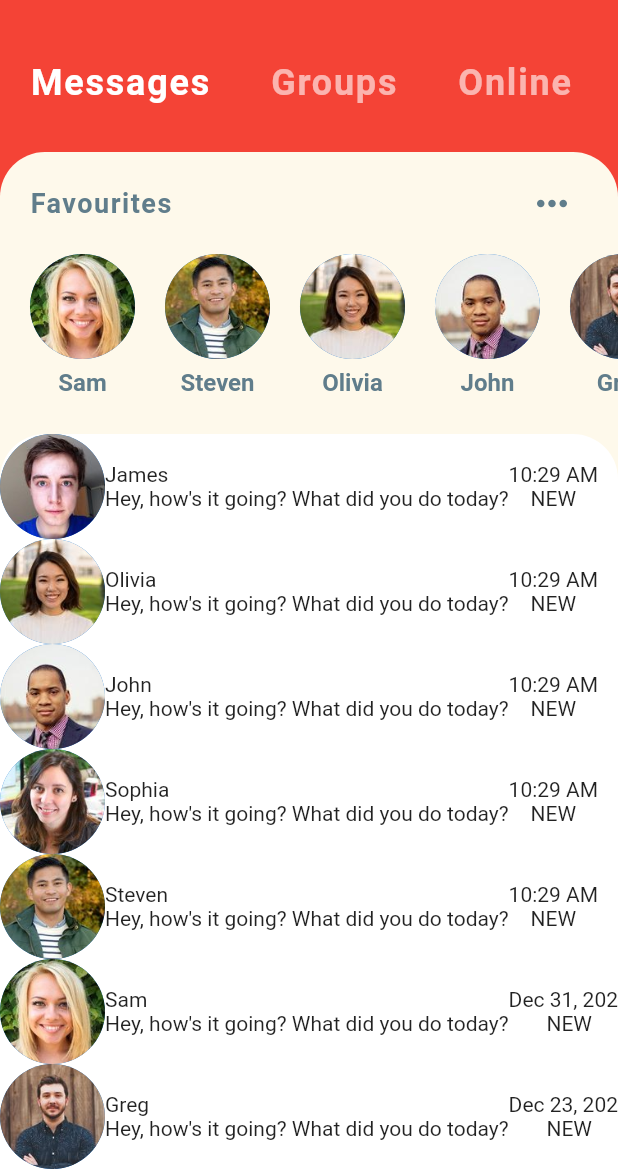
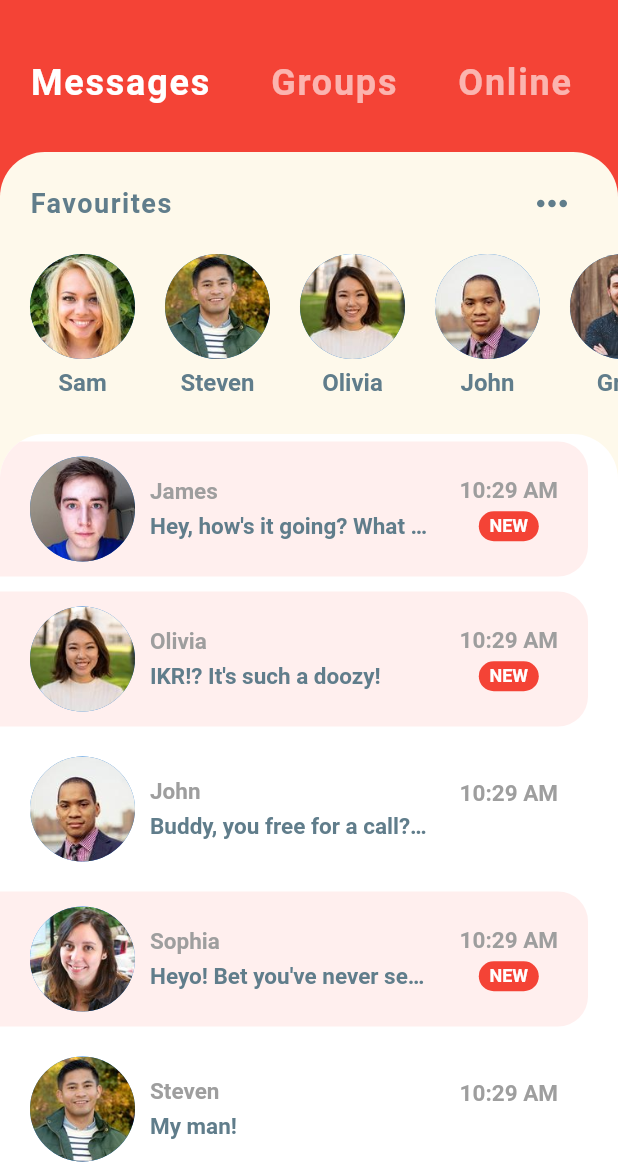
Before and after one commit to arvind-manik/lite_chat, a Flutter app: the screen it shows after launch, after a tap on the "keyboard control" icon, on a phone screen of 412 x 824 dp, the part 67-1236 px from its top. Run offline on Flutter 3.47's test engine with Material 2 defaults, Android fonts, the phone set to English and light mode, and no system bars.

Commit message:
Adding chat message view
Missed import

```diff
--- a/lib/constants.dart
+++ b/lib/constants.dart
@@ -3,11 +3,20 @@ import 'package:flutter/material.dart';
 
 class LiteChatConstants {
   //Font sizes
+  static final double titleFontSize = 28.0;
   static final double subCategoryFontSize = 18.0;
+
+  //Border radius
+  static final BorderRadius listBorderRadius = BorderRadius.only(
+      topLeft: Radius.circular(30.0), topRight: Radius.circular(30.0));
 
   //Colors
   static final Color primaryColor = Colors.red;
   static final Color accentColor = Color(0xFFFEF9EB);
+  static final Color unreadChatColor = Color(0xFFFFEFEE);
+
+  static final Color otherSenderMessageColor = Color(0xFFFFEFEE);
+  static final Color currentSenderMessageColor = Color(0xFFFEF9EB);
 }
 
 enum LiteChatTabs { MESSAGES, GROUPS, ONLINE, REQUESTS }
--- a/lib/l10n/intl_en.arb
+++ b/lib/l10n/intl_en.arb
@@ -6,5 +6,7 @@
     "groups_2": "Online",
     "groups_3": "Requests",
 
-    "favourites": "Favourites"
+    "favourites": "Favourites",
+
+    "new_text": "New"
 }
--- a/lib/models/message_model.dart
+++ b/lib/models/message_model.dart
@@ -49,45 +49,73 @@ List<Message> chats = [
   Message(
     sender: olivia,
     time: now - 20000,
-    text: 'Hey, how\'s it going? What did you do today?',
+    text: 'IKR!? It\'s such a doozy!',
     isLiked: false,
     unread: true,
   ),
   Message(
     sender: john,
     time: now - 30000,
-    text: 'Hey, how\'s it going? What did you do today?',
+    text: 'Buddy, you free for a call?, got something to discuss!',
     isLiked: false,
     unread: false,
   ),
   Message(
     sender: sophia,
     time: now - 40000,
-    text: 'Hey, how\'s it going? What did you do today?',
+    text: 'Heyo! Bet you\'ve never seen this before',
     isLiked: false,
     unread: true,
   ),
   Message(
     sender: steven,
     time: now - 50000,
-    text: 'Hey, how\'s it going? What did you do today?',
+    text: 'My man!',
     isLiked: false,
     unread: false,
   ),
   Message(
     sender: sam,
     time: now - 85000000,
-    text: 'Hey, how\'s it going? What did you do today?',
+    text: 'See ya tomorrow :)',
     isLiked: false,
     unread: false,
   ),
   Message(
     sender: greg,
     time: now - 780000000,
-    text: 'Hey, how\'s it going? What did you do today?',
+    text: 'I\'m at the place you here bruh?',
     isLiked: false,
     unread: false,
   ),
+  Message(
+    sender: greg,
+    time: now - 780000000,
+    text: 'Dummy for listing :)',
+    isLiked: false,
+    unread: false,
+  ),
+  Message(
+    sender: greg,
+    time: now - 780000000,
+    text: 'Dummy for listing :)',
+    isLiked: false,
+    unread: false,
+  ),
+  Message(
+    sender: greg,
+    time: now - 780000000,
+    text: 'Dummy for listing :)',
+    isLiked: false,
+    unread: false,
+  ),
+  Message(
+    sender: greg,
+    time: now - 780000000,
+    text: 'Dummy for listing :)',
+    isLiked: false,
+    unread: false,
+  )
 ];
 
 // EXAMPLE MESSAGES IN CHAT SCREEN
--- /dev/null
+++ b/lib/screens/chat_screen.dart
@@ -0,0 +1,75 @@
+import 'package:LiteChat/constants.dart';
+import 'package:LiteChat/models/message_model.dart';
+import 'package:LiteChat/models/user_model.dart';
+import 'package:flutter/cupertino.dart';
+import 'package:flutter/material.dart';
+
+class ChatScreen extends StatefulWidget {
+  final User user;
+
+  ChatScreen(this.user);
+
+  @override
+  _ChatScreenState createState() => _ChatScreenState();
+}
+
+class _ChatScreenState extends State<ChatScreen> {
+  static final double moreIconSize = 30.0;
+
+  static final EdgeInsets messageTopPadding = EdgeInsets.only(top: 15.0);
+
+  static final EdgeInsets currentSenderMargin =
+      EdgeInsets.only(top: 8.0, bottom: 8.0, left: 80.0);
+  static final EdgeInsets otherSenderMargin =
+      EdgeInsets.only(top: 8.0, bottom: 8.0, right: 80.0);
+
+  _buildMessage(Message message, bool isMe) {
+    return Container(
+        margin: isMe ? currentSenderMargin : otherSenderMargin,
+        child: Text(message.text),
+        color: isMe
+            ? LiteChatConstants.currentSenderMessageColor
+            : LiteChatConstants.otherSenderMessageColor);
+  }
+
+  @override
+  Widget build(BuildContext context) {
+    return Scaffold(
+        backgroundColor: Theme.of(context).primaryColor,
+        appBar: AppBar(
+            centerTitle: true,
+            elevation: 0.0,
+            title: Text(widget.user.name,
+                style: TextStyle(
+                    fontSize: LiteChatConstants.titleFontSize,
+                    fontWeight: FontWeight.w500)),
+            actions: <Widget>[
+              IconButton(
+                  icon: Icon(Icons.more_horiz),
+                  iconSize: moreIconSize,
+                  color: Colors.white,
+                  onPressed: () {})
+            ]),
+        body: Column(
+          children: <Widget>[
+            Expanded(
+              child: Container(
+                  decoration: BoxDecoration(
+                      color: Colors.white,
+                      borderRadius: LiteChatConstants.listBorderRadius),
+                  child: ClipRRect(
+                    borderRadius: LiteChatConstants.listBorderRadius,
+                    child: ListView.builder(
+                        padding: messageTopPadding,
+                        itemCount: messages.length,
+                        itemBuilder: (BuildContext context, int index) {
+                          Message message = messages[index];
+                          bool isMe = message.sender.id == currentUser.id;
+                          return _buildMessage(message, isMe);
+                        }),
+                  )),
+            ),
+          ],
+        ));
+  }
+}
--- a/lib/screens/home_screen.dart
+++ b/lib/screens/home_screen.dart
@@ -1,3 +1,4 @@
+import 'package:LiteChat/constants.dart';
 import 'package:LiteChat/generated/l10n.dart';
 import 'package:LiteChat/widgets/category_selector.dart';
 import 'package:LiteChat/widgets/favourites.dart';
@@ -11,14 +12,8 @@ class HomeScreen extends StatefulWidget {
 
 class _HomeScreenState extends State<HomeScreen> {
   //UI constants!
-  static final double titleFontSize = 28.0;
-
-  //Icon sizes
   static final double tabIconSize = 30.0;
   static final double searchIconSize = 30.0;
-
-  //Radius
-  static final double listBorderRadius = 30.0;
 
   @override
   Widget build(BuildContext context) {
@@ -32,9 +27,9 @@ class _HomeScreenState extends State<HomeScreen> {
             color: Colors.white,
             onPressed: () {}),
         title: Text(S.of(context).home_screen_title,
-            textAlign: TextAlign.center,
             style: TextStyle(
-                fontSize: titleFontSize, fontWeight: FontWeight.bold)),
+                fontSize: LiteChatConstants.titleFontSize,
+                fontWeight: FontWeight.bold)),
         elevation: 0.0,
         actions: <Widget>[
           IconButton(
@@ -51,9 +46,7 @@ class _HomeScreenState extends State<HomeScreen> {
             child: Container(
                 decoration: BoxDecoration(
                     color: Theme.of(context).accentColor,
-                    borderRadius: BorderRadius.only(
-                        topLeft: Radius.circular(listBorderRadius),
-                        topRight: Radius.circular(listBorderRadius))),
+                    borderRadius: LiteChatConstants.listBorderRadius),
                 child: Column(
                   children: <Widget>[FavouritesWidget(), RecentChats()],
                 )),
--- a/lib/widgets/favourites.dart
+++ b/lib/widgets/favourites.dart
@@ -1,6 +1,8 @@
 import 'package:LiteChat/constants.dart';
 import 'package:LiteChat/generated/l10n.dart';
 import 'package:LiteChat/models/message_model.dart';
+import 'package:LiteChat/models/user_model.dart';
+import 'package:LiteChat/screens/chat_screen.dart';
 import 'package:flutter/cupertino.dart';
 import 'package:flutter/material.dart';
 
@@ -54,22 +56,28 @@ class FavouritesWidget extends StatelessWidget {
                       horizontal: eachItemLeftPadding),
                   itemCount: favorites.length,
                   itemBuilder: (BuildContext context, int index) {
-                    return Padding(
+                    User favourite = favorites[index];
+                    return GestureDetector(
+                      onTap: () => Navigator.push(
+                          context,
+                          MaterialPageRoute(
+                              builder: (_) => ChatScreen(favourite))),
+                      child: Padding(
                         padding: const EdgeInsets.all(eachItemImagePadding),
                         child: Column(
                           children: <Widget>[
                             CircleAvatar(
                               radius: circleAvatarRadius,
-                            backgroundImage:
-                                AssetImage(favorites[index].imageUrl),
+                              backgroundImage: AssetImage(favourite.imageUrl),
                             ),
                             SizedBox(height: textSeparatorHeight),
-                          Text(favorites[index].name,
+                            Text(favourite.name,
                                 style: TextStyle(
                                     color: Colors.blueGrey,
                                     fontSize: nameFontSize,
                                     fontWeight: FontWeight.w600)),
                           ],
+                        ),
                       ),
                     );
                   }))
--- a/lib/widgets/recent_chats.dart
+++ b/lib/widgets/recent_chats.dart
@@ -1,12 +1,32 @@
+import 'package:LiteChat/constants.dart';
+import 'package:LiteChat/generated/l10n.dart';
 import 'package:LiteChat/models/message_model.dart';
+import 'package:LiteChat/screens/chat_screen.dart';
 import 'package:LiteChat/util.dart';
 import 'package:flutter/cupertino.dart';
 import 'package:flutter/material.dart';
 
 class RecentChats extends StatelessWidget {
-  static final double listBorderRadius = 30.0;
+  static final double chatImageBorderRadius = 35.0;
 
-  static final double chatImageBorderRadius = 35.0;
+  static final double lastMessageFontSize = 15.0;
+  static final double timeTextFontSize = 15.0;
+  static final double newIconFontSize = 12.0;
+
+  static final EdgeInsets chatMargin =
+      EdgeInsets.only(top: 5.0, bottom: 5.0, right: 20.0);
+
+  static final EdgeInsets chatPadding =
+      EdgeInsets.symmetric(horizontal: 20.0, vertical: 10.0);
+
+  static final double imageSeparartorWidth = 10.0;
+  static final double textSeparatorHeight = 5.0;
+  static final double timeNewSeparatorHeight = 5.0;
+
+  static final double newIconWidth = 40.0;
+  static final double newIconHeight = 20.0;
+
+  static final BorderRadius newIconBorderRadius = BorderRadius.circular(30.0);
 
   @override
   Widget build(BuildContext context) {
@@ -14,16 +34,32 @@ class RecentChats extends StatelessWidget {
       child: Container(
           decoration: BoxDecoration(
               color: Colors.white,
-              borderRadius: BorderRadius.only(
-                  topLeft: Radius.circular(listBorderRadius),
-                  topRight: Radius.circular(listBorderRadius))),
+              borderRadius: LiteChatConstants.listBorderRadius),
+          child: ClipRRect(
+            borderRadius: LiteChatConstants.listBorderRadius,
             child: ListView.builder(
               itemCount: chats.length,
               itemBuilder: (BuildContext context, int index) {
                 final Message lastMessage = chats[index];
                 DateTime messageTime =
                     DateTime.fromMillisecondsSinceEpoch(lastMessage.time);
-              return Row(
+                return GestureDetector(
+                  onTap: () => Navigator.push(
+                      context,
+                      MaterialPageRoute(
+                          builder: (_) => ChatScreen(lastMessage.sender))),
+                  child: Container(
+                    margin: chatMargin,
+                    padding: chatPadding,
+                    decoration: BoxDecoration(
+                        color: lastMessage.unread
+                            ? LiteChatConstants.unreadChatColor
+                            : Colors.white,
+                        borderRadius: BorderRadius.only(
+                            topRight: Radius.circular(20.0),
+                            bottomRight: Radius.circular(20.0))),
+                    child: Row(
+                      mainAxisAlignment: MainAxisAlignment.spaceBetween,
                       children: <Widget>[
                         Row(
                           children: [
@@ -32,24 +68,64 @@ class RecentChats extends StatelessWidget {
                               backgroundImage:
                                   AssetImage(lastMessage.sender.imageUrl),
                             ),
-                      Column(
+                            SizedBox(width: imageSeparartorWidth),
+                            Container(
+                              width: MediaQuery.of(context).size.width * 0.45,
+                              child: Column(
                                 crossAxisAlignment: CrossAxisAlignment.start,
                                 children: [
-                          Text(lastMessage.sender.name),
-                          Text(lastMessage.text)
+                                  Text(lastMessage.sender.name,
+                                      style: TextStyle(
+                                          color: Colors.grey,
+                                          fontSize: lastMessageFontSize,
+                                          fontWeight: FontWeight.bold),
+                                      overflow: TextOverflow.ellipsis),
+                                  SizedBox(height: textSeparatorHeight),
+                                  Text(
+                                    lastMessage.text,
+                                    style: TextStyle(
+                                        color: Colors.blueGrey,
+                                        fontSize: lastMessageFontSize,
+                                        fontWeight: FontWeight.w600),
+                                    overflow: TextOverflow.ellipsis,
+                                  )
                                 ],
+                              ),
                             ),
                           ],
                         ),
                         Column(
                           children: <Widget>[
-                      Text(LiteChatUtil.getTimeOrDate(messageTime)),
-                      Text('NEW')
+                            Text(LiteChatUtil.getTimeOrDate(messageTime),
+                                style: TextStyle(
+                                    color: Colors.grey,
+                                    fontSize: timeTextFontSize,
+                                    fontWeight: FontWeight.bold)),
+                            SizedBox(height: timeNewSeparatorHeight),
+                            lastMessage.unread
+                                ? Container(
+                                    width: newIconWidth,
+                                    height: newIconHeight,
+                                    alignment: Alignment.center,
+                                    decoration: BoxDecoration(
+                                        color: Theme.of(context).primaryColor,
+                                        borderRadius: newIconBorderRadius),
+                                    child: Text(
+                                      S.of(context).new_text.toUpperCase(),
+                                      style: TextStyle(
+                                          color: Colors.white,
+                                          fontSize: newIconFontSize,
+                                          fontWeight: FontWeight.bold),
+                                    ))
+                                : Text('')
                           ],
                         )
                       ],
+                    ),
+                  ),
                 );
               },
+            ),
           )),
     );
   }
```
Also changed, not shown: lib/generated/intl/messages_en.dart, lib/generated/l10n.dart. Lines whose indentation alone changed are shown as unchanged.
